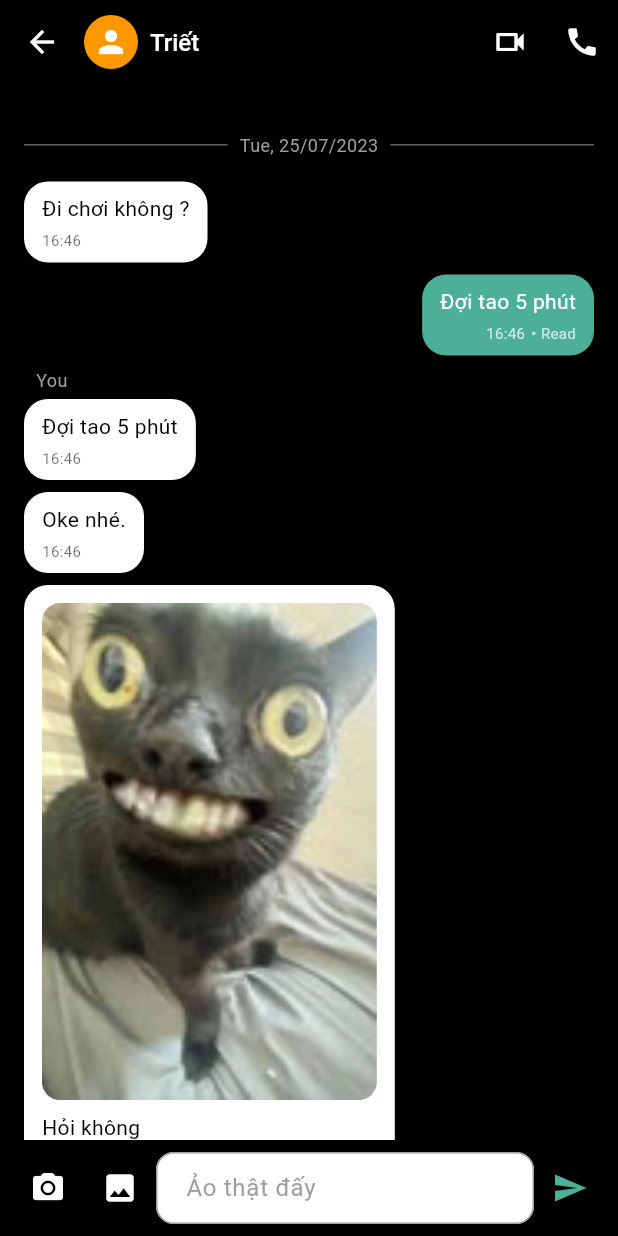
After one commit to TP4uit/chat_app, a Flutter app: the PersonChatScreen screen opened by its route, after a tap on the "camera alt" icon, on a phone screen of 412 x 824 dp. The commit adds this screen. Run offline on Flutter 3.47's test engine with Material 3 defaults, Android fonts, the phone set to English and light mode, and no system bars.

Commit message:
feat: add personal chat screen and update routing; enhance chat item interactions

```diff
--- /dev/null
+++ b/lib/features/chat/presentation/pages/personal_chat_screen.dart
@@ -0,0 +1,468 @@
+import 'package:flutter/material.dart';
+import '../../../../common/constants/colors.dart';
+
+class ChatMessage {
+  final String text;
+  final String time;
+  final bool isMe;
+  final bool isRead;
+  final String? senderName;
+  final String? imageUrl;
+  final DateTime date;
+
+  ChatMessage({
+    required this.text,
+    required this.time,
+    required this.isMe,
+    this.isRead = false,
+    this.senderName,
+    this.imageUrl,
+    required this.date,
+  });
+}
+
+class PersonChatScreen extends StatefulWidget {
+  const PersonChatScreen({Key? key}) : super(key: key);
+
+  @override
+  _PersonChatScreenState createState() => _PersonChatScreenState();
+}
+
+class _PersonChatScreenState extends State<PersonChatScreen> {
+  final TextEditingController _messageController = TextEditingController();
+  final ScrollController _scrollController = ScrollController();
+  final List<ChatMessage> _messages = [];
+
+  @override
+  void initState() {
+    super.initState();
+    // Mẫu tin nhắn cho demo
+    _loadSampleMessages();
+  }
+
+  void _loadSampleMessages() {
+    DateTime date = DateTime(2023, 7, 25, 16, 46);
+    _messages.add(
+      ChatMessage(
+        text: 'Đi chơi không ?',
+        time: '16:46',
+        isMe: false,
+        date: date,
+      ),
+    );
+
+    _messages.add(
+      ChatMessage(
+        text: 'Đợi tao 5 phút',
+        time: '16:46',
+        isMe: true,
+        isRead: true,
+        date: date,
+      ),
+    );
+
+    _messages.add(
+      ChatMessage(
+        text: 'Đợi tao 5 phút',
+        senderName: 'You',
+        time: '16:46',
+        isMe: false,
+        date: date,
+      ),
+    );
+
+    _messages.add(
+      ChatMessage(
+        text: 'Oke nhé.',
+        time: '16:46',
+        isMe: false,
+        date: date,
+      ),
+    );
+
+    _messages.add(
+      ChatMessage(
+        imageUrl: 'assets/cat_meme.jpg',
+        text: 'Hỏi không',
+        time: '16:46',
+        isMe: false,
+        date: date,
+      ),
+    );
+
+    _messages.add(
+      ChatMessage(
+        text: 'Vãi chưởng',
+        time: '16:46',
+        isMe: true,
+        isRead: true,
+        date: date,
+      ),
+    );
+  }
+
+  @override
+  void dispose() {
+    _messageController.dispose();
+    _scrollController.dispose();
+    super.dispose();
+  }
+
+  void _sendMessage() {
+    if (_messageController.text.trim().isEmpty) return;
+
+    final now = DateTime.now();
+    final hour = now.hour.toString().padLeft(2, '0');
+    final minute = now.minute.toString().padLeft(2, '0');
+    final timeStr = '$hour:$minute';
+
+    setState(() {
+      _messages.add(
+        ChatMessage(
+          text: _messageController.text.trim(),
+          time: timeStr,
+          isMe: true,
+          date: now,
+        ),
+      );
+      _messageController.clear();
+    });
+
+    // Cuộn xuống tin nhắn mới nhất
+    WidgetsBinding.instance.addPostFrameCallback((_) {
+      if (_scrollController.hasClients) {
+        _scrollController.animateTo(
+          _scrollController.position.maxScrollExtent,
+          duration: const Duration(milliseconds: 300),
+          curve: Curves.easeOut,
+        );
+      }
+    });
+  }
+
+  @override
+  Widget build(BuildContext context) {
+    // Lấy thông tin người dùng từ tham số truyền vào (nếu có)
+    final arguments = ModalRoute.of(context)?.settings.arguments as Map<String, dynamic>?;
+    final name = arguments?['name'] as String? ?? 'Triết';
+    final avatarUrl = arguments?['avatarUrl'] as String?;
+
+    return Scaffold(
+      backgroundColor: Colors.black,
+      appBar: AppBar(
+        elevation: 0,
+        backgroundColor: Colors.black,
+        leading: BackButton(color: Colors.white),
+        titleSpacing: 0,
+        title: Row(
+          children: [
+            CircleAvatar(
+              radius: 18,
+              backgroundColor: Colors.orange,
+              backgroundImage: avatarUrl != null ? NetworkImage(avatarUrl) : null,
+              child: avatarUrl == null ? const Icon(Icons.person, color: Colors.white) : null,
+            ),
+            const SizedBox(width: 8),
+            Text(
+              name,
+              style: const TextStyle(
+                color: Colors.white,
+                fontSize: 16,
+                fontWeight: FontWeight.w500,
+              ),
+            ),
+          ],
+        ),
+        actions: [
+          IconButton(
+            icon: const Icon(Icons.videocam_outlined, color: Colors.white),
+            onPressed: () {},
+          ),
+          IconButton(
+            icon: const Icon(Icons.call, color: Colors.white),
+            onPressed: () {},
+          ),
+        ],
+      ),
+      body: Column(
+        children: [
+          // Danh sách tin nhắn
+          Expanded(
+            child: ListView.builder(
+              controller: _scrollController,
+              padding: const EdgeInsets.all(16.0),
+              itemCount: _messages.length,
+              itemBuilder: (context, index) {
+                final message = _messages[index];
+                final previousMessage = index > 0 ? _messages[index - 1] : null;
+
+                // Kiểm tra nếu tin nhắn này là ngày mới
+                bool showDateHeader = false;
+                if (previousMessage == null ||
+                    !_isSameDay(message.date, previousMessage.date)) {
+                  showDateHeader = true;
+                }
+
+                return Column(
+                  children: [
+                    // Hiển thị header ngày nếu cần
+                    if (showDateHeader)
+                      _buildDateHeader(message.date),
+
+                    // Tin nhắn
+                    _buildMessageItem(message),
+                  ],
+                );
+              },
+            ),
+          ),
+
+          // Thanh nhập tin nhắn
+          Container(
+            padding: const EdgeInsets.symmetric(horizontal: 8.0, vertical: 8.0),
+            color: Colors.black,
+            child: Row(
+              children: [
+                IconButton(
+                  icon: const Icon(
+                    Icons.camera_alt,
+                    color: Colors.white,
+                  ),
+                  onPressed: () {},
+                ),
+                IconButton(
+                  icon: const Icon(
+                    Icons.photo,
+                    color: Colors.white,
+                  ),
+                  onPressed: () {},
+                ),
+                Expanded(
+                  child: Container(
+                    decoration: BoxDecoration(
+                      color: Colors.white, // Đổi sang nền trắng
+                      borderRadius: BorderRadius.circular(24),
+                    ),
+                    child: TextField(
+                      controller: _messageController,
+                      style: const TextStyle(color: Colors.black), // Chữ màu đen
+                      decoration: const InputDecoration(
+                        hintText: 'Ảo thật đấy',
+                        hintStyle: TextStyle(color: Colors.grey),
+                        border: InputBorder.none,
+                        contentPadding: EdgeInsets.symmetric(horizontal: 16, vertical: 8),
+                      ),
+                    ),
+                  ),
+                ),
+                IconButton(
+                  icon: const Icon(
+                    Icons.send,
+                    color: Color(0xFF4CAF97),
+                  ),
+                  onPressed: _sendMessage,
+                ),
+              ],
+            ),
+          ),
+        ],
+      ),
+    );
+  }
+
+  // Hàm kiểm tra nếu hai ngày giống nhau
+  bool _isSameDay(DateTime d1, DateTime d2) {
+    return d1.year == d2.year && d1.month == d2.month && d1.day == d2.day;
+  }
+
+  Widget _buildDateHeader(DateTime date) {
+    // Format ngày tháng: "Sat, 25/07/2023"
+    String formattedDate = _formatDate(date);
+
+    return Container(
+      margin: const EdgeInsets.symmetric(vertical: 16),
+      child: Row(
+        children: [
+          Expanded(
+            child: Divider(color: Colors.grey.shade700),
+          ),
+          Padding(
+            padding: const EdgeInsets.symmetric(horizontal: 8),
+            child: Text(
+              formattedDate,
+              style: TextStyle(
+                color: Colors.grey.shade500,
+                fontSize: 12,
+              ),
+            ),
+          ),
+          Expanded(
+            child: Divider(color: Colors.grey.shade700),
+          ),
+        ],
+      ),
+    );
+  }
+
+  // Hàm format ngày theo định dạng "Sat, 25/07/2023"
+  String _formatDate(DateTime date) {
+    List<String> weekdays = ['Mon', 'Tue', 'Wed', 'Thu', 'Fri', 'Sat', 'Sun'];
+    String weekday = weekdays[date.weekday - 1];
+    String day = date.day.toString().padLeft(2, '0');
+    String month = date.month.toString().padLeft(2, '0');
+    String year = date.year.toString();
+
+    return '$weekday, $day/$month/$year';
+  }
+
+  Widget _buildMessageItem(ChatMessage message) {
+    if (message.isMe) {
+      // Tin nhắn của người dùng hiện tại (bên phải)
+      return Align(
+        alignment: Alignment.centerRight,
+        child: Container(
+          margin: const EdgeInsets.only(bottom: 8),
+          padding: const EdgeInsets.symmetric(horizontal: 12, vertical: 8),
+          decoration: BoxDecoration(
+            color: const Color(0xFF4CAF97),
+            borderRadius: BorderRadius.circular(16),
+          ),
+          constraints: BoxConstraints(
+            maxWidth: MediaQuery.of(context).size.width * 0.7,
+          ),
+          child: Column(
+            crossAxisAlignment: CrossAxisAlignment.end,
+            children: [
+              Text(
+                message.text,
+                style: const TextStyle(color: Colors.white),
+              ),
+              const SizedBox(height: 4),
+              Row(
+                mainAxisSize: MainAxisSize.min,
+                children: [
+                  Text(
+                    message.time,
+                    style: const TextStyle(
+                      color: Colors.white70,
+                      fontSize: 10,
+                    ),
+                  ),
+                  const SizedBox(width: 4),
+                  if (message.isRead)
+                    const Text(
+                      '• Read',
+                      style: TextStyle(
+                        color: Colors.white70,
+                        fontSize: 10,
+                      ),
+                    ),
+                ],
+              ),
+            ],
+          ),
+        ),
+      );
+    } else {
+      // Tin nhắn của người khác (bên trái)
+      return Align(
+        alignment: Alignment.centerLeft,
+        child: Container(
+          margin: const EdgeInsets.only(bottom: 8),
+          child: Column(
+            crossAxisAlignment: CrossAxisAlignment.start,
+            children: [
+              if (message.senderName != null)
+                Padding(
+                  padding: const EdgeInsets.only(left: 8, bottom: 4),
+                  child: Text(
+                    message.senderName!,
+                    style: const TextStyle(
+                      color: Colors.grey,
+                      fontSize: 12,
+                    ),
+                  ),
+                ),
+              Row(
+                crossAxisAlignment: CrossAxisAlignment.end,
+                children: [
+                  message.imageUrl != null
+                      ? Container(
+                          width: MediaQuery.of(context).size.width * 0.6,
+                          padding: const EdgeInsets.all(12),
+                          decoration: BoxDecoration(
+                            color: Colors.white,
+                            borderRadius: BorderRadius.circular(16),
+                          ),
+                          child: Column(
+                            crossAxisAlignment: CrossAxisAlignment.start,
+                            children: [
+                              ClipRRect(
+                                borderRadius: BorderRadius.circular(12),
+                                child: Image.asset(
+                                  message.imageUrl!,
+                                  fit: BoxFit.cover,
+                                  width: double.infinity,
+                                  errorBuilder: (context, error, stackTrace) {
+                                    return Container(
+                                      height: 150,
+                                      color: Colors.grey,
+                                      child: const Center(
+                                        child: Icon(Icons.error),
+                                      ),
+                                    );
+                                  },
+                                ),
+                              ),
+                              const SizedBox(height: 8),
+                              Text(
+                                message.text,
+                                style: const TextStyle(color: Colors.black),
+                              ),
+                              const SizedBox(height: 4),
+                              Text(
+                                message.time,
+                                style: TextStyle(
+                                  color: Colors.black.withOpacity(0.6),
+                                  fontSize: 10,
+                                ),
+                              ),
+                            ],
+                          ),
+                        )
+                      : Container(
+                          padding: const EdgeInsets.symmetric(horizontal: 12, vertical: 8),
+                          decoration: BoxDecoration(
+                            color: Colors.white,
+                            borderRadius: BorderRadius.circular(16),
+                          ),
+                          constraints: BoxConstraints(
+                            maxWidth: MediaQuery.of(context).size.width * 0.6,
+                          ),
+                          child: Column(
+                            crossAxisAlignment: CrossAxisAlignment.start,
+                            children: [
+                              Text(
+                                message.text,
+                                style: const TextStyle(color: Colors.black),
+                              ),
+                              const SizedBox(height: 4),
+                              Text(
+                                message.time,
+                                style: TextStyle(
+                                  color: Colors.black.withOpacity(0.6),
+                                  fontSize: 10,
+                                ),
+                              ),
+                            ],
+                          ),
+                        ),
+                ],
+              ),
+            ],
+          ),
+        ),
+      );
+    }
+  }
+}
--- a/lib/routes.dart
+++ b/lib/routes.dart
@@ -6,17 +6,19 @@ import 'features/auth/presentation/pages/verification_screen.dart';
 import 'features/auth/presentation/pages/user_settings_screen.dart';
 import 'features/home/presentation/pages/home_screen.dart';
 import 'features/chat/presentation/pages/chat_screen.dart';
+import 'features/chat/presentation/pages/personal_chat_screen.dart';
 
 class Routes {
-static const String opening = '/';
+  static const String opening = '/';
   static const String get_started = '/get_started';
   static const String login = '/login';
   static const String verification = '/verification';
   static const String user_settings = '/user_settings';
   static const String home = '/home';
   static const String chat = '/chat';
+  static const String personChat = '/person_chat';
 
-   static Map<String, WidgetBuilder> getRoutes() {
+  static Map<String, WidgetBuilder> getRoutes() {
     return {
       opening: (context) => const OpeningScreen(),
       get_started: (context) => const GetStartedScreen(),
@@ -25,6 +27,7 @@ static const String opening = '/';
       user_settings: (context) => const UserSettingsScreen(),
       home: (context) => const HomeScreen(),
       chat: (context) => const ChatScreen(),
+      personChat: (context) => const PersonChatScreen(),
     };
   }
 }
--- a/pubspec.yaml
+++ b/pubspec.yaml
@@ -67,6 +67,7 @@ flutter:
   assets:
   - assets/Get_start_image.png
   - assets/image_1.png
+  - assets/cat_meme.jpg
 
   # An image asset can refer to one or more resolution-specific "variants", see
   # https://flutter.dev/assets-and-images/#resolution-aware
```
Also changed, not shown: lib/features/auth/presentation/pages/user_settings_screen.dart (+34 -19 lines), lib/features/auth/presentation/pages/verification_screen.dart (+37 -28 lines), lib/features/chat/presentation/pages/chat_screen.dart (+14 -11 lines), lib/features/home/presentation/widgets/basic_chat_item.dart (+20 -7 lines), lib/features/home/presentation/widgets/details_chat_item.dart (+17 -8 lines), assets/cat_meme.jpg (added).
